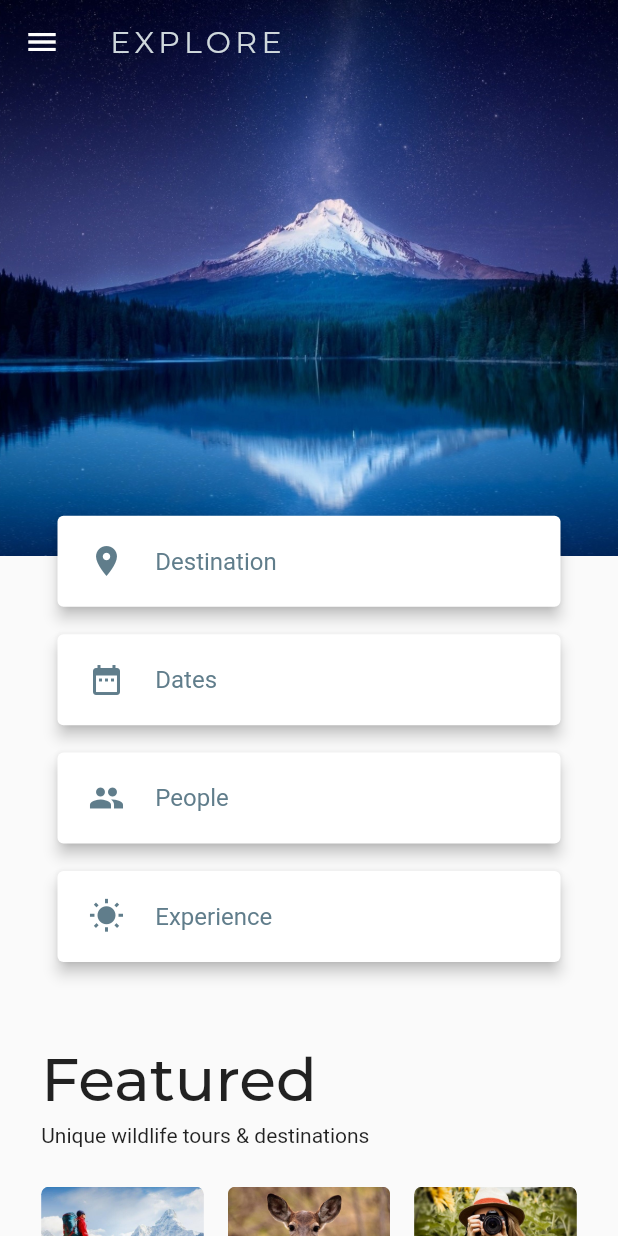
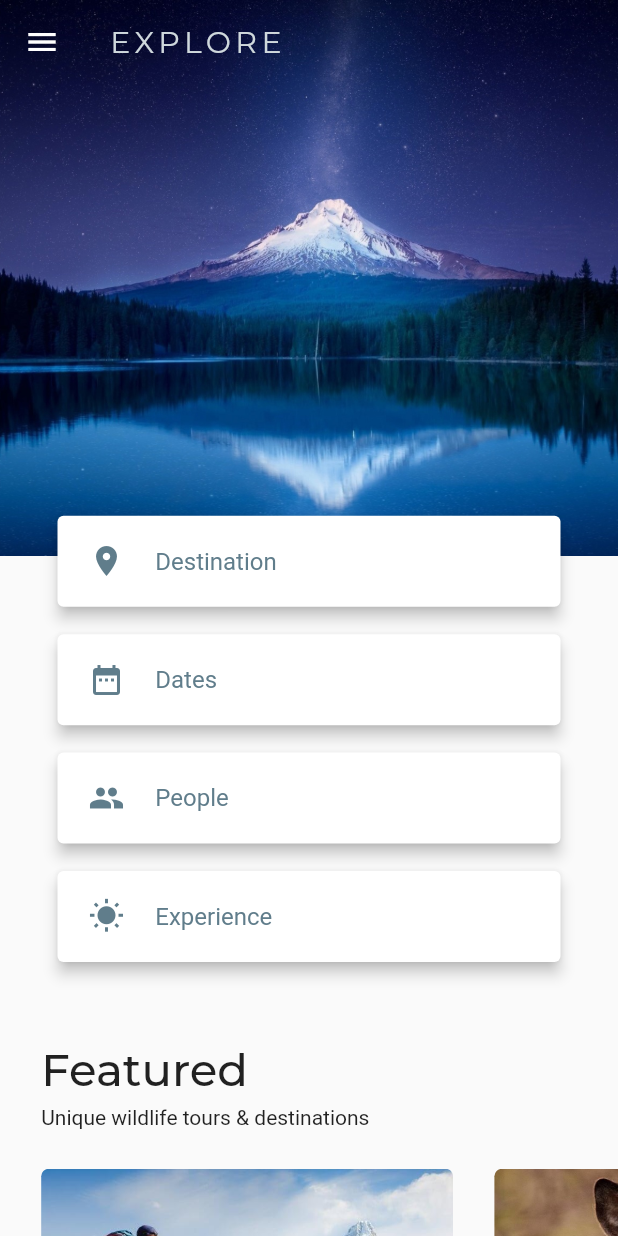
Before and after one commit to sbis04/explore, a Flutter app: the screen it shows after launch, on a phone screen of 412 x 824 dp. Run offline on Flutter 3.47's test engine with Material 2 defaults, Android fonts, the phone set to English and light mode, and no system bars; our stand-ins replace carousel_slider, google_fonts.

Commit message:
Fixed responsiveness upto destination diversity

```diff
--- a/lib/screens/home_page.dart
+++ b/lib/screens/home_page.dart
@@ -81,19 +81,14 @@ class _HomePageState extends State<HomePage> {
                 Column(
                   children: [
                     FloatingQuickAccessBar(screenSize: screenSize),
-                    Padding(
-                      padding: EdgeInsets.only(
-                        top: screenSize.height * 0.06,
-                        left: screenSize.width / 15,
-                        right: screenSize.width / 15,
-                      ),
-                      child: Container(
-                        child: Column(
-                          children: [
-                            FeaturedHeading(),
-                            FeaturedTiles(screenSize: screenSize)
-                          ],
-                        ),
+                    Container(
+                      child: Column(
+                        children: [
+                          FeaturedHeading(
+                            screenSize: screenSize,
+                          ),
+                          FeaturedTiles(screenSize: screenSize)
+                        ],
                       ),
                     ),
                   ],
--- a/lib/widgets/destination_heading.dart
+++ b/lib/widgets/destination_heading.dart
@@ -1,3 +1,4 @@
+import 'package:explore/widgets/responsive.dart';
 import 'package:flutter/material.dart';
 import 'package:google_fonts/google_fonts.dart';
 
@@ -11,9 +12,28 @@ class DestinationHeading extends StatelessWidget {
 
   @override
   Widget build(BuildContext context) {
-    return Container(
+    return ResponsiveWidget.isSmallScreen(context)
+        ? Container(
             padding: EdgeInsets.only(
-          top: screenSize.height / 8, bottom: screenSize.height / 15),
+              top: screenSize.height / 20,
+              bottom: screenSize.height / 20,
+            ),
+            width: screenSize.width,
+            // color: Colors.black,
+            child: Text(
+              'Destinations diversity',
+              textAlign: TextAlign.center,
+              style: GoogleFonts.montserrat(
+                fontSize: 30,
+                fontWeight: FontWeight.w500,
+              ),
+            ),
+          )
+        : Container(
+            padding: EdgeInsets.only(
+              top: screenSize.height / 10,
+              bottom: screenSize.height / 15,
+            ),
             width: screenSize.width,
             // color: Colors.black,
             child: Text(
--- a/lib/widgets/featured_heading.dart
+++ b/lib/widgets/featured_heading.dart
@@ -5,11 +5,20 @@ import 'package:google_fonts/google_fonts.dart';
 class FeaturedHeading extends StatelessWidget {
   const FeaturedHeading({
     Key key,
+    this.screenSize,
   }) : super(key: key);
+
+  final Size screenSize;
 
   @override
   Widget build(BuildContext context) {
-    return ResponsiveWidget.isSmallScreen(context)
+    return Padding(
+      padding: EdgeInsets.only(
+        top: screenSize.height * 0.06,
+        left: screenSize.width / 15,
+        right: screenSize.width / 15,
+      ),
+      child: ResponsiveWidget.isSmallScreen(context)
           ? Column(
               crossAxisAlignment: CrossAxisAlignment.start,
               mainAxisAlignment: MainAxisAlignment.start,
@@ -18,7 +27,7 @@ class FeaturedHeading extends StatelessWidget {
                 Text(
                   'Featured',
                   style: GoogleFonts.montserrat(
-                  fontSize: 40,
+                    fontSize: 30,
                     fontWeight: FontWeight.w500,
                   ),
                 ),
@@ -48,6 +57,7 @@ class FeaturedHeading extends StatelessWidget {
                   ),
                 ),
               ],
+            ),
     );
   }
 }
--- a/lib/widgets/featured_tiles.dart
+++ b/lib/widgets/featured_tiles.dart
@@ -1,30 +1,47 @@
+import 'package:explore/widgets/responsive.dart';
 import 'package:flutter/material.dart';
 import 'package:google_fonts/google_fonts.dart';
 
 class FeaturedTiles extends StatelessWidget {
-  const FeaturedTiles({
+  FeaturedTiles({
     Key key,
     @required this.screenSize,
   }) : super(key: key);
 
   final Size screenSize;
 
+  final List<String> assets = [
+    'assets/images/trekking.jpg',
+    'assets/images/animals.jpg',
+    'assets/images/photography.jpeg',
+  ];
+
+  final List<String> title = ['Trekking', 'Animals', 'Photography'];
+
   @override
   Widget build(BuildContext context) {
-    return Padding(
+    return ResponsiveWidget.isSmallScreen(context)
+        ? Padding(
             padding: EdgeInsets.only(top: screenSize.height / 50),
+            child: SingleChildScrollView(
+              scrollDirection: Axis.horizontal,
               child: Row(
-        mainAxisAlignment: MainAxisAlignment.spaceBetween,
+                mainAxisAlignment: MainAxisAlignment.start,
+                children: [
+                  SizedBox(width: screenSize.width / 15),
+                  ...Iterable<int>.generate(assets.length).map(
+                    (int pageIndex) => Row(
                       children: [
                         Column(
+                          crossAxisAlignment: CrossAxisAlignment.start,
                           children: [
                             SizedBox(
-                height: screenSize.width / 6,
-                width: screenSize.width / 3.8,
+                              height: screenSize.width / 2.5,
+                              width: screenSize.width / 1.5,
                               child: ClipRRect(
                                 borderRadius: BorderRadius.circular(5.0),
                                 child: Image.asset(
-                    'assets/images/trekking.jpg',
+                                  assets[pageIndex],
                                   fit: BoxFit.cover,
                                 ),
                               ),
@@ -34,7 +51,7 @@ class FeaturedTiles extends StatelessWidget {
                                 top: screenSize.height / 70,
                               ),
                               child: Text(
-                  'Trekking',
+                                title[pageIndex],
                                 style: GoogleFonts.montserrat(
                                   fontSize: 16,
                                   fontWeight: FontWeight.w500,
@@ -43,7 +60,25 @@ class FeaturedTiles extends StatelessWidget {
                             ),
                           ],
                         ),
-          Column(
+                        SizedBox(width: screenSize.width / 15),
+                      ],
+                    ),
+                  ),
+                ],
+              ),
+            ),
+          )
+        : Padding(
+            padding: EdgeInsets.only(
+              top: screenSize.height * 0.06,
+              left: screenSize.width / 15,
+              right: screenSize.width / 15,
+            ),
+            child: Row(
+              mainAxisAlignment: MainAxisAlignment.spaceBetween,
+              children: [
+                ...Iterable<int>.generate(assets.length).map(
+                  (int pageIndex) => Column(
                     children: [
                       SizedBox(
                         height: screenSize.width / 6,
@@ -51,7 +86,7 @@ class FeaturedTiles extends StatelessWidget {
                         child: ClipRRect(
                           borderRadius: BorderRadius.circular(5.0),
                           child: Image.asset(
-                    'assets/images/animals.jpg',
+                            assets[pageIndex],
                             fit: BoxFit.cover,
                           ),
                         ),
@@ -61,7 +96,7 @@ class FeaturedTiles extends StatelessWidget {
                           top: screenSize.height / 70,
                         ),
                         child: Text(
-                  'Animals',
+                          title[pageIndex],
                           style: GoogleFonts.montserrat(
                             fontSize: 16,
                             fontWeight: FontWeight.w500,
@@ -70,32 +105,6 @@ class FeaturedTiles extends StatelessWidget {
                       ),
                     ],
                   ),
-          Column(
-            children: [
-              SizedBox(
-                height: screenSize.width / 6,
-                width: screenSize.width / 3.8,
-                child: ClipRRect(
-                  borderRadius: BorderRadius.circular(5.0),
-                  child: Image.asset(
-                    'assets/images/photography.jpeg',
-                    fit: BoxFit.cover,
-                  ),
-                ),
-              ),
-              Padding(
-                padding: EdgeInsets.only(
-                  top: screenSize.height / 70,
-                ),
-                child: Text(
-                  'Photography',
-                  style: GoogleFonts.montserrat(
-                    fontSize: 16,
-                    fontWeight: FontWeight.w500,
-                  ),
-                ),
-              ),
-            ],
                 ),
               ],
             ),
```
Lines whose indentation alone changed are shown as unchanged.
